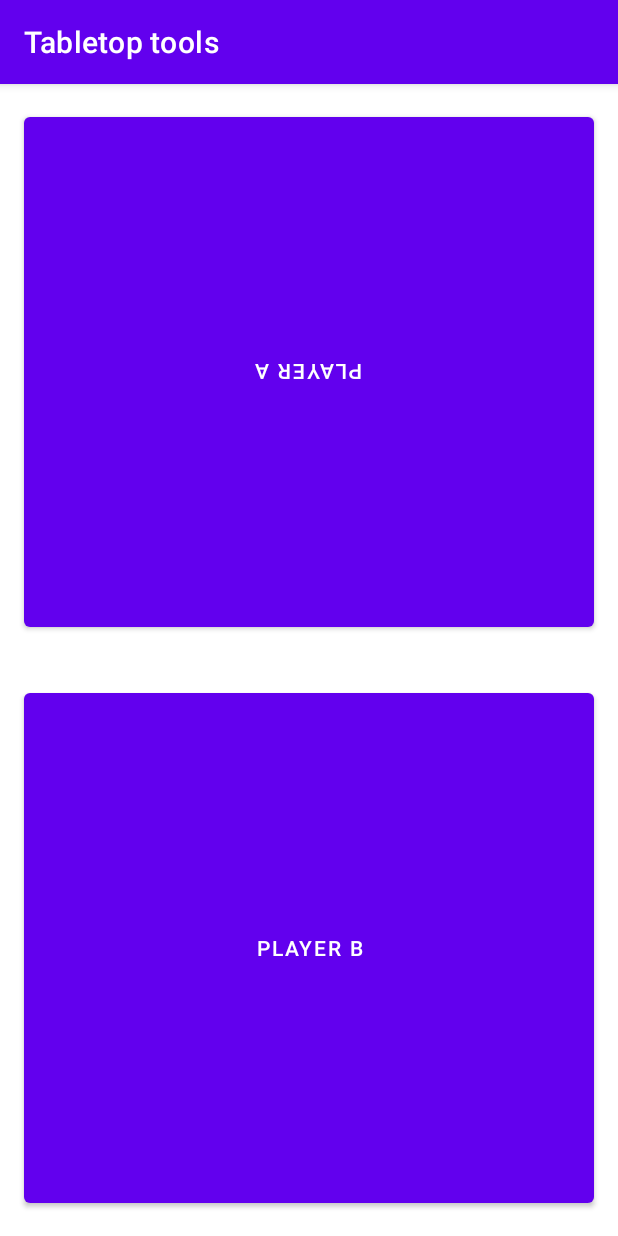
After one commit to mueller-ma/TabletopTools, an Android app: the fragment BuzzersFragment shown on its own in the app's theme, on a phone screen of 412 x 824 dp. The commit adds this screen. Run offline under Robolectric (Android 15) with nearby library versions, the phone set to English and light mode, and no system bars.

Commit message:
Add buzzers

```diff
--- a/app/src/main/java/com/github/muellerma/tabletoptools/ui/fragments/AbstractBaseFragment.kt
+++ b/app/src/main/java/com/github/muellerma/tabletoptools/ui/fragments/AbstractBaseFragment.kt
@@ -2,6 +2,7 @@ package com.github.muellerma.tabletoptools.ui.fragments
 
 import android.os.Parcelable
 import androidx.fragment.app.Fragment
+import kotlinx.coroutines.CoroutineScope
 
 abstract class AbstractBaseFragment : Fragment() {
     var savedData: SavedData? = null
--- /dev/null
+++ b/app/src/main/java/com/github/muellerma/tabletoptools/ui/fragments/BuzzersFragment.kt
@@ -0,0 +1,53 @@
+package com.github.muellerma.tabletoptools.ui.fragments
+
+import android.annotation.SuppressLint
+import android.content.pm.ActivityInfo
+import android.os.Bundle
+import android.os.Handler
+import android.os.Looper
+import android.util.Log
+import android.view.LayoutInflater
+import android.view.View
+import android.view.ViewGroup
+import android.widget.Button
+import com.github.muellerma.tabletoptools.R
+import kotlinx.coroutines.GlobalScope
+import kotlinx.coroutines.delay
+import kotlinx.coroutines.launch
+
+
+class BuzzersFragment : AbstractBaseFragment() {
+    private lateinit var buzzerA: Button
+    private lateinit var buzzerB: Button
+
+    override fun onCreateView(
+        inflater: LayoutInflater,
+        container: ViewGroup?,
+        savedInstanceState: Bundle?
+    ): View? {
+        val root = inflater.inflate(R.layout.fragment_buzzers, container, false)
+
+        buzzerA = root.findViewById(R.id.buzzer_a)
+        buzzerB = root.findViewById(R.id.buzzer_b)
+
+        buzzerA.setOnClickListener { temporarilyDisableButton(buzzerB) }
+        buzzerB.setOnClickListener { temporarilyDisableButton(buzzerA) }
+
+        return root
+    }
+
+    private fun temporarilyDisableButton(button: Button) {
+        Log.d(TAG, "Disable button ${button.text}")
+        button.isEnabled = false
+        GlobalScope.launch {
+            delay(5 * 1000)
+            Handler(Looper.getMainLooper()).post {
+                button.isEnabled = true
+            }
+        }
+    }
+
+    companion object {
+        private var TAG = BuzzersFragment::class.java.simpleName
+    }
+}
--- a/app/src/main/java/com/github/muellerma/tabletoptools/ui/fragments/DicesFragment.kt
+++ b/app/src/main/java/com/github/muellerma/tabletoptools/ui/fragments/DicesFragment.kt
@@ -1,14 +1,11 @@
 package com.github.muellerma.tabletoptools.ui.fragments
 
 import android.os.Bundle
-import android.os.Parcel
 import android.util.Log
 import android.view.LayoutInflater
 import android.view.View
 import android.view.ViewGroup
 import android.widget.TextView
-import androidx.fragment.app.Fragment
-import com.github.muellerma.tabletoptools.ui.MainActivity
 import com.github.muellerma.tabletoptools.R
 import com.google.android.material.button.MaterialButton
 import com.google.android.material.slider.Slider
--- /dev/null
+++ b/app/src/main/res/layout/fragment_buzzers.xml
@@ -0,0 +1,27 @@
+<?xml version="1.0" encoding="utf-8"?>
+<LinearLayout xmlns:android="http://schemas.android.com/apk/res/android"
+        xmlns:app="http://schemas.android.com/apk/res-auto"
+        xmlns:tools="http://schemas.android.com/tools"
+        android:orientation="vertical"
+        android:layout_width="match_parent"
+        android:layout_height="match_parent"
+        android:keepScreenOn="true"
+        tools:context=".ui.fragments.BuzzersFragment">
+
+    <com.google.android.material.button.MaterialButton
+            android:id="@+id/buzzer_a"
+            android:layout_width="match_parent"
+            android:layout_height="wrap_content"
+            android:layout_margin="16dp"
+            android:rotation="180"
+            android:text="@string/buzzers_player_a"
+            android:layout_weight="0.5" />
+
+    <com.google.android.material.button.MaterialButton
+            android:id="@+id/buzzer_b"
+            android:layout_width="match_parent"
+            android:layout_height="wrap_content"
+            android:layout_margin="16dp"
+            android:text="@string/buzzers_player_b"
+            android:layout_weight="0.5" />
+</LinearLayout>
--- a/app/src/main/res/menu/activity_main_drawer.xml
+++ b/app/src/main/res/menu/activity_main_drawer.xml
@@ -10,7 +10,7 @@
                 android:title="@string/menu_dices" />
         <item
                 android:id="@+id/nav_rot13"
-                android:icon="@drawable/ic_outline_text_rotation_angleup_24"
+                android:icon="@drawable/ic_outline_text_rotation_angleup"
                 android:title="@string/menu_rot13" />
         <item
                 android:id="@+id/nav_number_converter"
@@ -20,5 +20,9 @@
                 android:id="@+id/nav_fmt"
                 android:icon="@drawable/ic_fast_forward_5"
                 android:title="@string/menu_fmt" />
+        <item
+                android:id="@+id/nav_buzzers"
+                android:icon="@drawable/ic_radio_button_unchecked"
+                android:title="@string/menu_buzzers" />
     </group>
 </menu>
--- a/app/src/main/res/navigation/mobile_navigation.xml
+++ b/app/src/main/res/navigation/mobile_navigation.xml
@@ -27,4 +27,10 @@
             android:name="com.github.muellerma.tabletoptools.ui.fragments.FMTFragment"
             android:label="@string/menu_fmt"
             tools:layout="@layout/fragment_fmt" />
+
+    <fragment
+            android:id="@+id/nav_buzzers"
+            android:name="com.github.muellerma.tabletoptools.ui.fragments.BuzzersFragment"
+            android:label="@string/menu_buzzers"
+            tools:layout="@layout/fragment_buzzers" />
 </navigation>
--- a/app/src/main/res/values/strings.xml
+++ b/app/src/main/res/values/strings.xml
@@ -24,6 +24,9 @@
     <string name="fmt_timer_start">Start</string>
     <string name="fmt_timer_pause">Pause</string>
     <string name="fmt_timer_reset">Reset</string>
+    <string name="buzzers_player_a">Player A</string>
+    <string name="buzzers_player_b">Player B</string>
+    <string name="menu_buzzers">Buzzers</string>
     <plurals name="rot13_hint">
         <item quantity="one">All latin letters will be rotated by %d place (can be set below)</item>
         <item quantity="other">All latin letters will be rotated by %d places (can be set below)</item>
```
Also changed, not shown: app/src/main/java/com/github/muellerma/tabletoptools/ui/MainActivity.kt (+9 -2 lines), app/src/main/res/drawable/ic_radio_button_unchecked.xml (added, +10 -0 lines), app/src/main/res/drawable/ic_outline_text_rotation_angleup.xml (renamed from app/src/main/res/drawable/ic_outline_text_rotation_angleup_24.xml), 2 other files.
